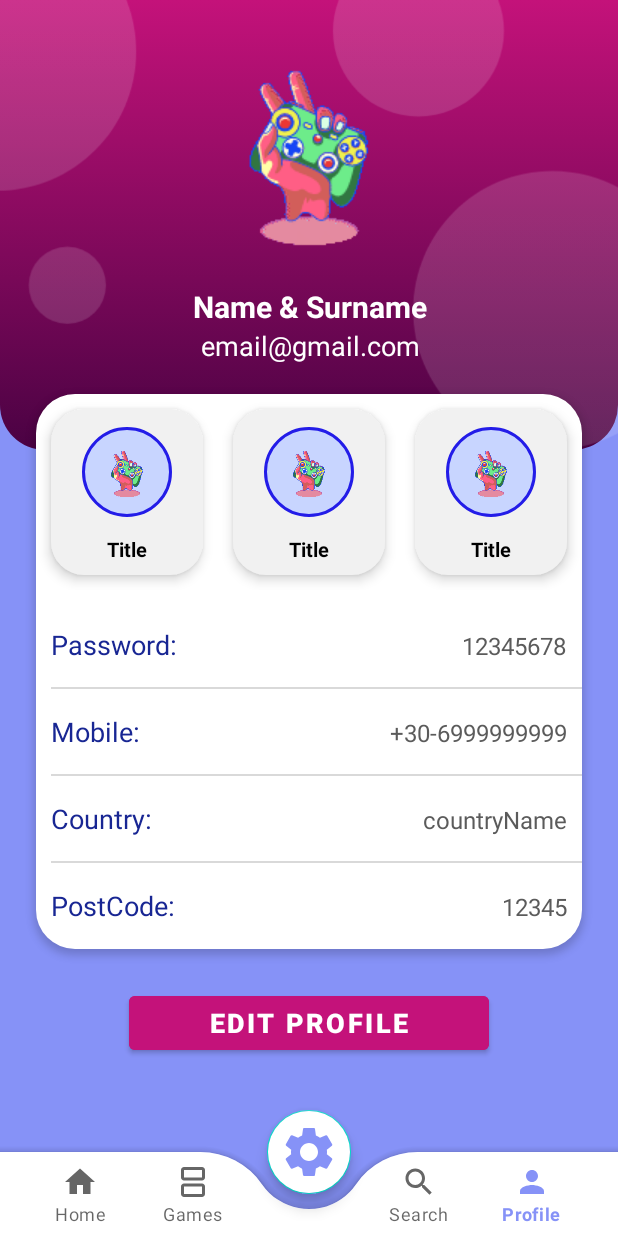
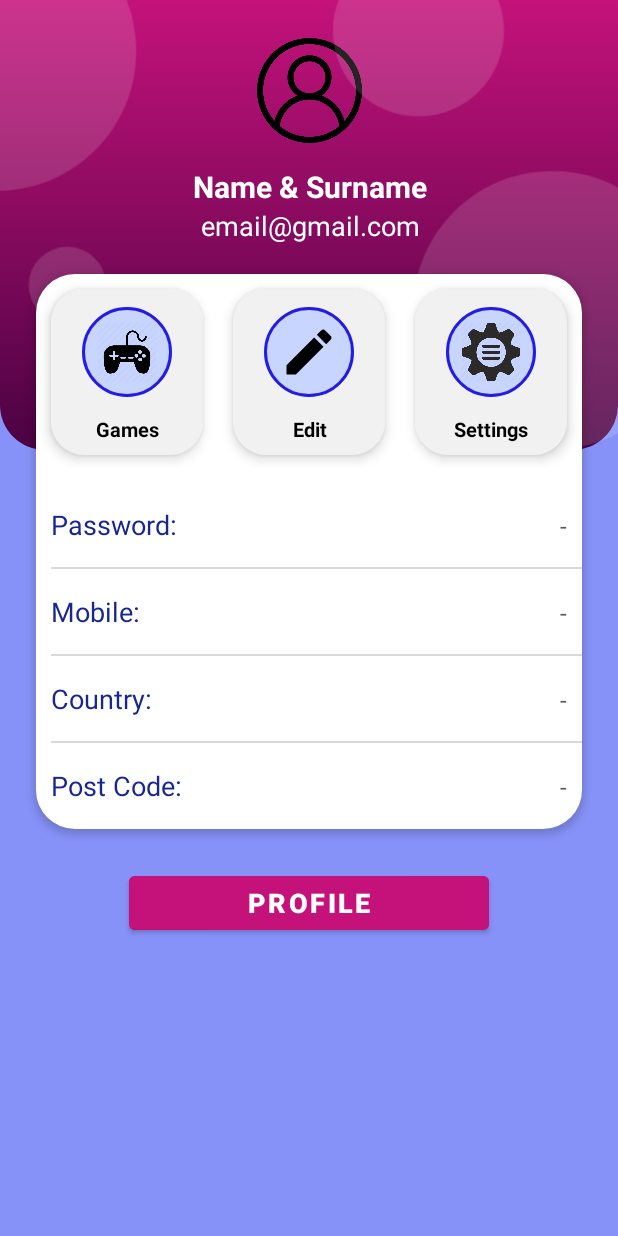
Before and after one commit to christosKontorias/Arcade-Mania-Collection, an Android app: the MainActivity screen opened directly, with no data from a screen before it, item 5 of the bottom bar chosen, on a phone screen of 412 x 824 dp. Run offline under Robolectric (Android 15) with nearby library versions, the phone set to English and light mode, and no system bars.

Commit message:
Settings Activity

```diff
--- a/app/src/main/AndroidManifest.xml
+++ b/app/src/main/AndroidManifest.xml
@@ -11,6 +11,9 @@
         android:supportsRtl="true"
         android:theme="@style/Theme.ArcadeMania"
         tools:targetApi="31">
+        <activity
+            android:name=".SettingsProfileActivity"
+            android:exported="false" />
         <activity
             android:name=".SplashActivity"
             android:exported="true">
--- a/app/src/main/java/com/example/arcademania/MainActivity.java
+++ b/app/src/main/java/com/example/arcademania/MainActivity.java
@@ -7,7 +7,9 @@ import androidx.fragment.app.FragmentManager;
 import androidx.fragment.app.FragmentTransaction;
 
 import android.app.Dialog;
+import android.content.Context;
 import android.content.Intent;
+import android.content.SharedPreferences;
 import android.graphics.Color;
 import android.graphics.drawable.ColorDrawable;
 import android.os.Bundle;
@@ -18,18 +20,26 @@ import android.view.Window;
 import android.widget.ImageView;
 
 import com.example.arcademania.databinding.ActivityMainBinding;
+import com.google.android.material.bottomappbar.BottomAppBar;
 import com.google.android.material.floatingactionbutton.FloatingActionButton;
 
 
 public class MainActivity extends AppCompatActivity {
     ActivityMainBinding binding;
     FloatingActionButton fab;
+    private BottomAppBar bottomAppBar;
+    private FloatingActionButton floatingActionButton;
+
     @Override
     protected void onCreate(Bundle savedInstanceState) {
         super.onCreate(savedInstanceState);
+
         binding = ActivityMainBinding.inflate(getLayoutInflater());
         setContentView(binding.getRoot());
         replaceFragment(new HomeFragment());
+
+        bottomAppBar = findViewById(R.id.bottomAppBar);
+        floatingActionButton = findViewById(R.id.fab);
 
         fab = findViewById(R.id.fab);
         binding.bottomNavigationView.setBackground(null);
@@ -90,4 +100,15 @@ public class MainActivity extends AppCompatActivity {
 
     }
 
+    //Hide the navigation menu bar in Profile Fragment
+    public void hideBottomAppBar() {
+        bottomAppBar.setVisibility(View.GONE);
+        floatingActionButton.setVisibility(View.GONE);
+    }
+
+    public void showBottomAppBar() {
+        bottomAppBar.setVisibility(View.VISIBLE);
+        floatingActionButton.setVisibility(View.VISIBLE);
+    }
+
 }
--- a/app/src/main/java/com/example/arcademania/ProfileFragment.java
+++ b/app/src/main/java/com/example/arcademania/ProfileFragment.java
@@ -1,20 +1,85 @@
 package com.example.arcademania;
 
+import android.app.Dialog;
+import android.content.Context;
+import android.content.Intent;
+import android.content.SharedPreferences;
+import android.graphics.Color;
+import android.graphics.drawable.ColorDrawable;
 import android.os.Bundle;
 
+import androidx.annotation.NonNull;
 import androidx.fragment.app.Fragment;
+import androidx.fragment.app.FragmentManager;
+import androidx.fragment.app.FragmentTransaction;
 
+import android.view.Gravity;
 import android.view.LayoutInflater;
 import android.view.View;
 import android.view.ViewGroup;
+import android.view.Window;
+import android.widget.ImageView;
+import android.widget.LinearLayout;
 
 public class ProfileFragment extends Fragment {
 
+    private MainActivity parentActivity;
 
     @Override
     public View onCreateView(LayoutInflater inflater, ViewGroup container,
                              Bundle savedInstanceState) {
         // Inflate the layout for this fragment
-        return inflater.inflate(R.layout.fragment_profile, container, false);
+        View rootView = inflater.inflate(R.layout.fragment_profile, container, false);
+
+        //Open The Game List Fragment
+        LinearLayout linearLayoutMenu = rootView.findViewById(R.id.linear_layout_games);
+        linearLayoutMenu.setOnClickListener(new View.OnClickListener() {
+            @Override
+            public void onClick(View view) {
+                // Replace the current fragment with the SearchFragment
+                FragmentManager fragmentManager = getParentFragmentManager();
+                FragmentTransaction fragmentTransaction = fragmentManager.beginTransaction();
+                fragmentTransaction.replace(R.id.frame_layout, new SearchFragment());
+                fragmentTransaction.commit();
+            }
+        });
+
+        // Find and set click listener on linear_layout_settings
+        LinearLayout linearLayoutSettings = rootView.findViewById(R.id.linear_layout_settings);
+        linearLayoutSettings.setOnClickListener(new View.OnClickListener() {
+            @Override
+            public void onClick(View view) {
+                // Start SettingsProfileActivity
+                Intent intent = new Intent(getActivity(), SettingsProfileActivity.class);
+                startActivity(intent);
+            }
+        });
+
+        return rootView;
+    }
+
+    //Hide The nav Bottom Menu
+    @Override
+    public void onAttach(@NonNull Context context) {
+        super.onAttach(context);
+        if (context instanceof MainActivity) {
+            parentActivity = (MainActivity) context;
+        }
+    }
+
+    @Override
+    public void onResume() {
+        super.onResume();
+        if (parentActivity != null) {
+            parentActivity.hideBottomAppBar();
+        }
+    }
+
+    @Override
+    public void onPause() {
+        super.onPause();
+        if (parentActivity != null) {
+            parentActivity.showBottomAppBar();
+        }
     }
 }
--- /dev/null
+++ b/app/src/main/res/drawable/baseline_arrow_circle_right_24.xml
@@ -0,0 +1,5 @@
+<vector android:height="24dp" android:tint="#000000"
+    android:viewportHeight="24" android:viewportWidth="24"
+    android:width="24dp" xmlns:android="http://schemas.android.com/apk/res/android">
+    <path android:fillColor="@android:color/white" android:pathData="M22,12c0,-5.52 -4.48,-10 -10,-10S2,6.48 2,12c0,5.52 4.48,10 10,10S22,17.52 22,12zM12,13l-4,0v-2l4,0V8l4,4l-4,4V13z"/>
+</vector>
--- /dev/null
+++ b/app/src/main/res/drawable/baseline_edit_24.xml
@@ -0,0 +1,5 @@
+<vector android:height="24dp" android:tint="#000000"
+    android:viewportHeight="24" android:viewportWidth="24"
+    android:width="24dp" xmlns:android="http://schemas.android.com/apk/res/android">
+    <path android:fillColor="@android:color/white" android:pathData="M3,17.25V21h3.75L17.81,9.94l-3.75,-3.75L3,17.25zM20.71,7.04c0.39,-0.39 0.39,-1.02 0,-1.41l-2.34,-2.34c-0.39,-0.39 -1.02,-0.39 -1.41,0l-1.83,1.83 3.75,3.75 1.83,-1.83z"/>
+</vector>
--- /dev/null
+++ b/app/src/main/res/drawable/baseline_menu_24.xml
@@ -0,0 +1,5 @@
+<vector android:height="24dp" android:tint="#000000"
+    android:viewportHeight="24" android:viewportWidth="24"
+    android:width="24dp" xmlns:android="http://schemas.android.com/apk/res/android">
+    <path android:fillColor="@android:color/white" android:pathData="M3,18h18v-2L3,16v2zM3,13h18v-2L3,11v2zM3,6v2h18L21,6L3,6z"/>
+</vector>
--- /dev/null
+++ b/app/src/main/res/drawable/baseline_person_outline_24.xml
@@ -0,0 +1,5 @@
+<vector android:height="72dp" android:tint="#000000"
+    android:viewportHeight="24" android:viewportWidth="24"
+    android:width="72dp" xmlns:android="http://schemas.android.com/apk/res/android">
+    <path android:fillColor="@android:color/white" android:pathData="M12,5.9c1.16,0 2.1,0.94 2.1,2.1s-0.94,2.1 -2.1,2.1S9.9,9.16 9.9,8s0.94,-2.1 2.1,-2.1m0,9c2.97,0 6.1,1.46 6.1,2.1v1.1L5.9,18.1L5.9,17c0,-0.64 3.13,-2.1 6.1,-2.1M12,4C9.79,4 8,5.79 8,8s1.79,4 4,4 4,-1.79 4,-4 -1.79,-4 -4,-4zM12,13c-2.67,0 -8,1.34 -8,4v3h16v-3c0,-2.66 -5.33,-4 -8,-4z"/>
+</vector>
--- a/app/src/main/res/layout/bottom_nav_settings.xml
+++ b/app/src/main/res/layout/bottom_nav_settings.xml
@@ -128,7 +128,7 @@
                 android:layout_width="wrap_content"
                 android:layout_height="wrap_content"
                 android:layout_centerVertical="true"
-                android:text="Notifications"
+                android:text="Notification Sound"
                 android:textColor="@color/white"
                 android:textStyle="bold"
                 android:layout_toEndOf="@id/notificationIcon"/>
--- a/app/src/main/res/layout/fragment_profile.xml
+++ b/app/src/main/res/layout/fragment_profile.xml
@@ -40,13 +40,13 @@
 
                     <ImageView
                         android:id="@+id/imageView"
-                        android:layout_width="wrap_content"
-                        android:layout_height="wrap_content"
+                        android:layout_width="70dp"
+                        android:layout_height="70dp"
                         android:layout_marginTop="25dp"
                         app:layout_constraintEnd_toEndOf="parent"
                         app:layout_constraintStart_toStartOf="parent"
                         app:layout_constraintTop_toTopOf="parent"
-                        android:src="@drawable/hand_console"/>
+                        android:src="@drawable/profile_icon"/>
 
                     <TextView
                         android:id="@+id/textView"
@@ -106,6 +106,50 @@
                             android:orientation="horizontal">
 
                             <LinearLayout
+                                android:id="@+id/linear_layout_games"
+                                android:layout_width="0dp"
+                                android:layout_height="match_parent"
+                                android:layout_margin="10dp"
+                                android:layout_weight="0.333"
+                                android:background="@drawable/layout_icons_brackground_profile"
+                                android:elevation="5dp"
+                                android:orientation="vertical">
+
+                                <androidx.constraintlayout.widget.ConstraintLayout
+                                    android:layout_width="60dp"
+                                    android:layout_height="60dp"
+                                    android:layout_gravity="center_horizontal"
+                                    android:layout_margin="12dp"
+                                    android:background="@drawable/layout_icons_profile">
+
+                                    <ImageView
+                                        android:id="@+id/img_title2"
+                                        android:layout_width="40dp"
+                                        android:layout_height="40dp"
+                                        app:layout_constraintBottom_toBottomOf="parent"
+                                        app:layout_constraintEnd_toEndOf="parent"
+                                        app:layout_constraintStart_toStartOf="parent"
+                                        app:layout_constraintTop_toTopOf="parent"
+                                        android:src="@drawable/games_icon" />
+
+                                </androidx.constraintlayout.widget.ConstraintLayout>
+
+                                <TextView
+                                    android:id="@+id/txt_title2"
+                                    android:layout_width="match_parent"
+                                    android:layout_height="wrap_content"
+                                    android:layout_marginBottom="8dp"
+                                    android:text="Games"
+                                    android:textAlignment="center"
+                                    android:textColor="#000000"
+                                    android:textSize="13sp"
+                                    android:textStyle="bold" />
+
+
+                            </LinearLayout>
+
+                            <LinearLayout
+                                android:id="@+id/linear_layout_edit"
                                 android:layout_width="0dp"
                                 android:layout_height="match_parent"
                                 android:layout_margin="10dp"
@@ -129,7 +173,7 @@
                                         app:layout_constraintEnd_toEndOf="parent"
                                         app:layout_constraintStart_toStartOf="parent"
                                         app:layout_constraintTop_toTopOf="parent"
-                                        android:src="@drawable/hand_console" />
+                                        android:src="@drawable/baseline_edit_24" />
 
                                 </androidx.constraintlayout.widget.ConstraintLayout>
 
@@ -138,7 +182,7 @@
                                     android:layout_width="match_parent"
                                     android:layout_height="wrap_content"
                                     android:layout_marginBottom="8dp"
-                                    android:text="Title"
+                                    android:text="Edit"
                                     android:textAlignment="center"
                                     android:textColor="#000000"
                                     android:textSize="13sp"
@@ -148,6 +192,7 @@
                             </LinearLayout>
 
                             <LinearLayout
+                                android:id="@+id/linear_layout_settings"
                                 android:layout_width="0dp"
                                 android:layout_height="match_parent"
                                 android:layout_margin="10dp"
@@ -164,65 +209,23 @@
                                     android:background="@drawable/layout_icons_profile">
 
                                     <ImageView
-                                        android:id="@+id/img_title2"
+                                        android:id="@+id/img_settings"
                                         android:layout_width="40dp"
                                         android:layout_height="40dp"
                                         app:layout_constraintBottom_toBottomOf="parent"
                                         app:layout_constraintEnd_toEndOf="parent"
                                         app:layout_constraintStart_toStartOf="parent"
                                         app:layout_constraintTop_toTopOf="parent"
-                                        android:src="@drawable/hand_console" />
+                                        android:src="@drawable/settings_menu_icon" />
 
                                 </androidx.constraintlayout.widget.ConstraintLayout>
 
                                 <TextView
-                                    android:id="@+id/txt_title2"
+                                    android:id="@+id/txt_settings"
                                     android:layout_width="match_parent"
                                     android:layout_height="wrap_content"
                                     android:layout_marginBottom="8dp"
-                                    android:text="Title"
-                                    android:textAlignment="center"
-                                    android:textColor="#000000"
-                                    android:textSize="13sp"
-                                    android:textStyle="bold" />
-
-
-                            </LinearLayout>
-
-                            <LinearLayout
-                                android:layout_width="0dp"
-                                android:layout_height="match_parent"
-                                android:layout_margin="10dp"
-                                android:layout_weight="0.333"
-                                android:background="@drawable/layout_icons_brackground_profile"
-                                android:elevation="5dp"
-                                android:orientation="vertical">
-
-                                <androidx.constraintlayout.widget.ConstraintLayout
-                                    android:layout_width="60dp"
-                                    android:layout_height="60dp"
-                                    android:layout_gravity="center_horizontal"
-                                    android:layout_margin="12dp"
-                                    android:background="@drawable/layout_icons_profile">
-
-                                    <ImageView
-                                        android:id="@+id/img_title3"
-                                        android:layout_width="40dp"
-                                        android:layout_height="40dp"
-                                        app:layout_constraintBottom_toBottomOf="parent"
-                                        app:layout_constraintEnd_toEndOf="parent"
-                                        app:layout_constraintStart_toStartOf="parent"
-                                        app:layout_constraintTop_toTopOf="parent"
-                                        android:src="@drawable/hand_console" />
-
-                                </androidx.constraintlayout.widget.ConstraintLayout>
-
-                                <TextView
-                                    android:id="@+id/txt_title3"
-                                    android:layout_width="match_parent"
-                                    android:layout_height="wrap_content"
-                                    android:layout_marginBottom="8dp"
-                                    android:text="Title"
+                                    android:text="Settings"
                                     android:textAlignment="center"
                                     android:textColor="#000000"
                                     android:textSize="13sp"
@@ -255,7 +258,7 @@
                                 android:layout_width="wrap_content"
                                 android:layout_height="wrap_content"
                                 android:layout_weight="1"
-                                android:text="12345678"
+                                android:text="-"
                                 android:textAlignment="viewEnd"
                                 android:textColor="#5B5B5B"
                                 android:textSize="16sp" />
@@ -290,7 +293,7 @@
                                 android:layout_width="wrap_content"
                                 android:layout_height="wrap_content"
                                 android:layout_weight="1"
-                                android:text="+30-6999999999"
+                                android:text="-"
                                 android:textAlignment="viewEnd"
                                 android:textColor="#5B5B5B"
                                 android:textSize="16sp" />
@@ -326,7 +329,7 @@
                                 android:layout_width="wrap_content"
                                 android:layout_height="wrap_content"
                                 android:layout_weight="1"
-                                android:text="countryName"
+                                android:text="-"
                                 android:textAlignment="viewEnd"
                                 android:textColor="#5B5B5B"
                                 android:textSize="16sp" />
@@ -352,7 +355,7 @@
                                 android:layout_width="wrap_content"
                                 android:layout_height="wrap_content"
                                 android:layout_weight="1"
-                                android:text="PostCode:"
+                                android:text="Post Code:"
                                 android:textColor="#182693"
                                 android:textSize="18sp" />
 
@@ -361,7 +364,7 @@
                                 android:layout_width="wrap_content"
                                 android:layout_height="wrap_content"
                                 android:layout_weight="1"
-                                android:text="12345"
+                                android:text="-"
                                 android:textAlignment="viewEnd"
                                 android:textColor="#5B5B5B"
                                 android:textSize="16sp" />
@@ -378,10 +381,9 @@
                 android:layout_width="240dp"
                 android:layout_height="wrap_content"
                 android:layout_marginTop="5dp"
-                android:layout_marginBottom="90dp"
                 android:backgroundTint="#c4127a"
                 android:layout_gravity="center_horizontal"
-                android:text="Edit Profile"
+                android:text="Profile"
                 android:textColor="@color/white"
                 android:textSize="18sp"
                 android:textStyle="bold" />
```
Also changed, not shown: app/src/main/java/com/example/arcademania/SettingsProfileActivity.java (added, +25 -0 lines), app/src/main/res/drawable/background_settings_profile.xml (added, +9 -0 lines), app/src/main/res/layout/activity_settings_profile.xml (added, +308 -0 lines), app/src/main/res/drawable/font_size_style_icon.png (added), app/src/main/res/drawable/games_icon.png (added), app/src/main/res/drawable/graphics_quality_icon.png (added), app/src/main/res/drawable/help_feedback_icon.png (added), app/src/main/res/drawable/profile_icon.png (added), app/src/main/res/drawable/security_privacy_icon.png (added), app/src/main/res/drawable/settings_menu_icon.png (added), app/src/main/res/drawable/sound_music_icon.png (added).
